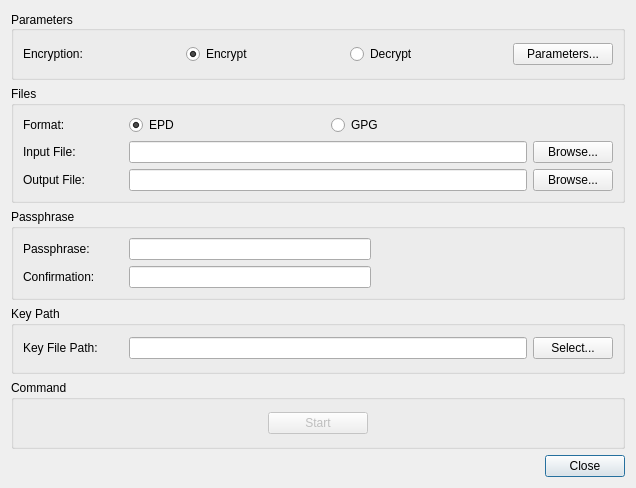
Before: the Qt Designer form qt_ui/file_encryption_dialog.ui in evpo/EncryptPad, drawn with Qt 5.
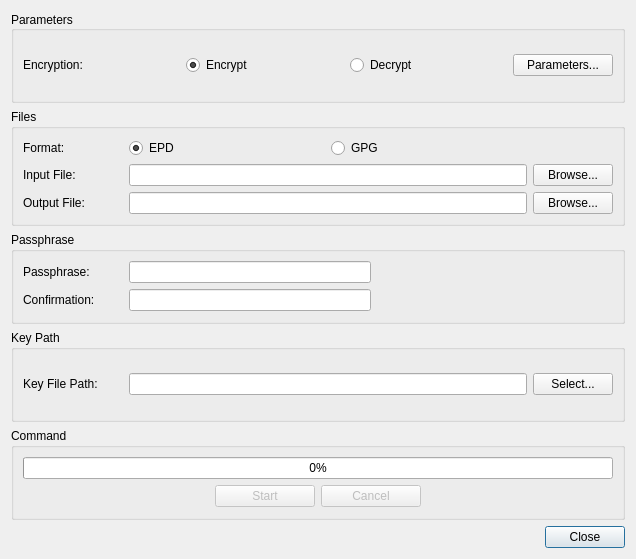
After: the same form once the commit is applied. Icons and pictures are not drawn.

Commit message: 1. Implemented progress information in encryption and decryption. 2. Cancel the process.

The edit to the form file:
```diff
--- a/qt_ui/file_encryption_dialog.ui
+++ b/qt_ui/file_encryption_dialog.ui
@@ -7,7 +7,7 @@
     <x>0</x>
     <y>0</y>
     <width>636</width>
-    <height>488</height>
+    <height>559</height>
    </rect>
   </property>
   <property name="windowTitle">
@@ -32,7 +32,7 @@
         <string>Command</string>
        </property>
        <layout class="QGridLayout" name="gridLayout_7">
-        <item row="0" column="0">
+        <item row="1" column="0">
          <spacer name="horizontalSpacer">
           <property name="orientation">
            <enum>Qt::Horizontal</enum>
@@ -45,7 +45,7 @@
           </property>
          </spacer>
         </item>
-        <item row="0" column="1">
+        <item row="1" column="1">
          <widget class="QPushButton" name="uiStart">
           <property name="enabled">
            <bool>false</bool>
@@ -61,7 +61,7 @@
           </property>
          </widget>
         </item>
-        <item row="0" column="2">
+        <item row="1" column="3">
          <spacer name="horizontalSpacer_3">
           <property name="orientation">
            <enum>Qt::Horizontal</enum>
@@ -74,6 +74,35 @@
           </property>
          </spacer>
         </item>
+        <item row="0" column="0" colspan="4">
+         <widget class="QProgressBar" name="uiProgressBar">
+          <property name="value">
+           <number>0</number>
+          </property>
+          <property name="textVisible">
+           <bool>true</bool>
+          </property>
+          <property name="format">
+           <string notr="true">%p%</string>
+          </property>
+         </widget>
+        </item>
+        <item row="1" column="2">
+         <widget class="QPushButton" name="uiCancel">
+          <property name="enabled">
+           <bool>false</bool>
+          </property>
+          <property name="minimumSize">
+           <size>
+            <width>100</width>
+            <height>0</height>
+           </size>
+          </property>
+          <property name="text">
+           <string>Cancel</string>
+          </property>
+         </widget>
+        </item>
        </layout>
       </widget>
      </item>
```
Left out of the diff: 193 changed lines with no effect on the pictures. The commit also changes 11 other files.
